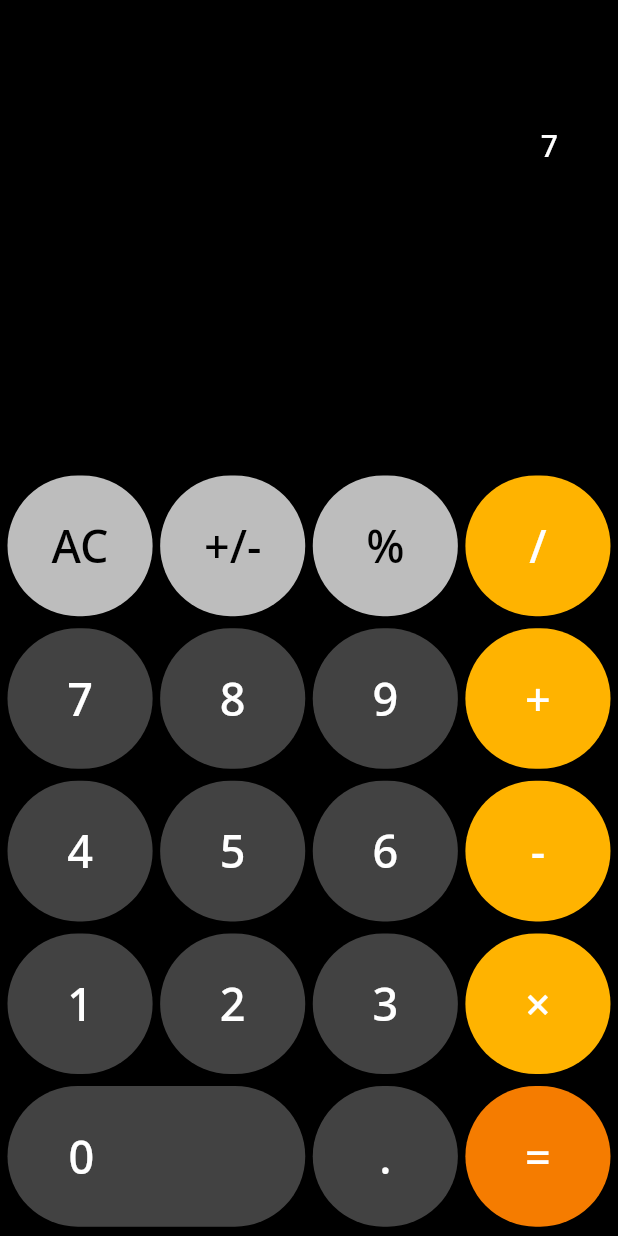
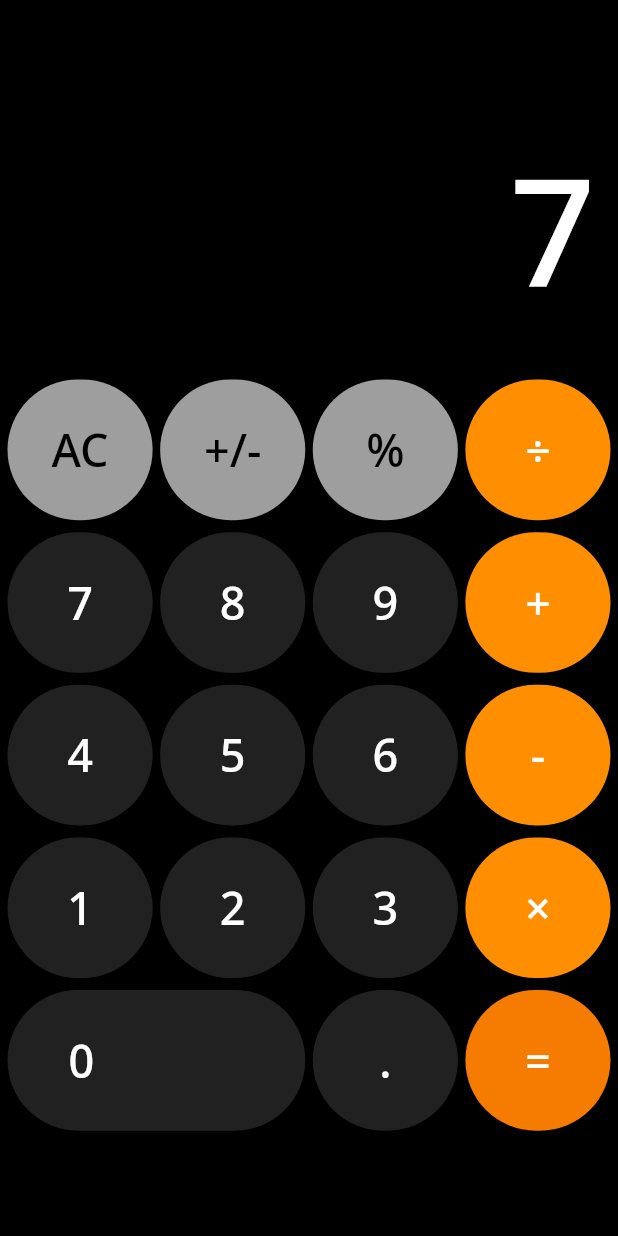
Before and after one commit to solankismit/Calculator-App, a Flutter app: the screen it shows after launch, after a tap on an icon or button, on a phone screen of 412 x 824 dp. Run offline on Flutter 3.47's test engine with Material 2 defaults, Android fonts, the phone set to English and light mode, and no system bars; our stand-ins replace math_expressions.

Commit message:
Fully Functional Calc Application

```diff
--- a/lib/main.dart
+++ b/lib/main.dart
@@ -24,12 +24,12 @@ class Calculator extends StatefulWidget {
 class _CalculatorState extends State<Calculator> {
   var userInput = '';
   var result = '';
-
+  var selectedOpr = '';
   final List<String> buttons = [
     'AC',
     '+/-',
     '%',
-    '/',
+    '÷',
     '7',
     '8',
     '9',
@@ -58,14 +58,17 @@ class _CalculatorState extends State<Calculator> {
 
   @override
   Widget build(BuildContext context) {
-
+    var size = MediaQuery.of(context).size;
+    var height = size.height;
+    var width = size.width;
     return Scaffold(
         appBar: AppBar(
           // title: Text('Calculator', style: TextStyle(fontSize: 50)),
           backgroundColor: Colors.black,
         ),
         backgroundColor: Colors.black,
-        body: Column(
+        body: SafeArea(
+          child: Column(
             children: [
               Expanded(
                 flex: 1,
@@ -85,59 +88,57 @@ class _CalculatorState extends State<Calculator> {
                   child: Column(
                     mainAxisAlignment: MainAxisAlignment.spaceEvenly,
                     children: [
+                      // GestureDetector(
+                      //   onHorizontalDragEnd: (DragEndDetails details) {
+                      //     print(
+                      //         "Drag End : ${details.velocity.pixelsPerSecond.dx}");
+                      //     setState(() {
+                      //       if (details.velocity.pixelsPerSecond.dx > 0 ||
+                      //           details.velocity.pixelsPerSecond.dx < 0) {
+                      //         userInput =
+                      //             userInput.substring(0, userInput.length - 1);
+                      //       }
+                      //     });
+                      //   },
+                      //   child: Container(
+                      //     padding: EdgeInsets.fromLTRB(20, 20, 40, 20),
+                      //     alignment: Alignment.centerRight,
+                      //     child: Text(userInput,
+                      //         style:
+                      //             TextStyle(fontSize: 20, color: Colors.white)),
+                      //   ),
+                      // ),
                       GestureDetector(
                         onHorizontalDragEnd: (DragEndDetails details) {
-                        print("Drag End : " +
-                            details.velocity.pixelsPerSecond.dx.toString());
+                          print(
+                              "Drag End : ${details.velocity.pixelsPerSecond.dx}");
                           setState(() {
                             if (details.velocity.pixelsPerSecond.dx > 0 ||
                                 details.velocity.pixelsPerSecond.dx < 0) {
-                            userInput =
-                                userInput.substring(0, userInput.length - 1);
+                              result =
+                                  result.substring(0, result.length - 1);
                             }
                           });
                         },
-                      onHorizontalDragDown: (DragDownDetails details) {
-                        print("Down : " +
-                            details.globalPosition.toString() +
-                            "  " +
-                            details.localPosition.toString());
-                      },
-                      onHorizontalDragStart: (DragStartDetails details) {
-                        print("Start : " +
-                            details.sourceTimeStamp.toString() +
-                            "  " +
-                            details.localPosition.toString());
-                      },
-                      onHorizontalDragCancel: () {
-                        print("Cancelled");
-                      },
                         child: Container(
-                        padding: EdgeInsets.fromLTRB(20, 20, 40, 20),
-                        alignment: Alignment.centerRight,
-                        child: Text(userInput,
-                            style:
-                                TextStyle(fontSize: 20, color: Colors.white)),
-                      ),
-                    ),
-                    Container(
-                        padding: EdgeInsets.all(15),
+                            padding: const EdgeInsets.all(15),
                             alignment: Alignment.centerRight,
                             child: Text(
                               result,
-                          style:  TextStyle(
-                            fontSize: result.length>6?50:100,
+                              style: TextStyle(
+                                fontSize: result.length > 6 ? 50 : 100,
                                 color: Colors.white,
                                 // fontWeight: FontWeight.bold
                               ),
-                        ))
+                            )),
+                      )
                     ],
                   ),
                 ),
               ),
               // ),
               Expanded(
-                flex: 2,
+                  flex: 3,
                   child: Container(
                     padding: EdgeInsets.all(0),
                     margin: EdgeInsets.all(5),
@@ -147,18 +148,18 @@ class _CalculatorState extends State<Calculator> {
                         mainAxisSpacing: 8,
                         crossAxisSpacing: 5,
                         crossAxisCount: 4,
-
                         itemBuilder: (BuildContext context, int index) {
                           //Clear Button
                           if (index == 0) {
                             return MyButton(
                               buttonText: buttons[index],
-                          color: Colors.grey.shade400,
+                              color: Colors.grey.shade500,
                               textColor: Colors.black,
                               buttonTapped: () {
                                 setState(() {
-                              userInput = '0';
-                              result = '0';
+                                  selectedOpr = '';
+                                  userInput = '';
+                                  result = '';
                                 });
                               },
                             );
@@ -168,12 +169,13 @@ class _CalculatorState extends State<Calculator> {
                           else if (index == 1) {
                             return MyButton(
                               buttonText: buttons[index],
-                          color: Colors.grey.shade400,
+                              color: Colors.grey.shade500,
                               textColor: Colors.black,
                               buttonTapped: () {
                                 setState(() {
                                   userInput = userInput.replaceRange(
                                       0, userInput.length, Negate(userInput));
+                                  result = result.replaceRange(0, result.length, Negate(result));
                                 });
                               },
                             );
@@ -186,19 +188,27 @@ class _CalculatorState extends State<Calculator> {
                               textColor: Colors.white,
                               buttonTapped: () {
                                 setState(() {
+                                  selectedOpr = '';
                                   equalPressed();
                                 });
                               },
                             );
-                      } else if (index == 2) {
+                          }
+                          //% Button
+                          else if (index == 2) {
                             return MyButton(
                               buttonText: buttons[index],
-                          color: Colors.grey[400],
+                              color: Colors.grey[500],
                               textColor: Colors.black,
                               buttonTapped: () {
                                 setState(() {
-                              userInput =
-                                  OperatorAdder(userInput, buttons[index]);
+                                  // userInput =
+                                  //     OperatorAdder(userInput, buttons[index]);
+                                  result = ((double.parse(result))*0.01).toString();
+                                  userInput += '-${double.parse(result)*100}';
+                                  userInput +='+ ${result}';
+                                  print(userInput);
+                                  print(result);
                                 });
                               },
                             );
@@ -208,35 +218,54 @@ class _CalculatorState extends State<Calculator> {
                                 setState(() {
                                   if (!isOperator(buttons[index])) {
                                     userInput += buttons[index];
+                                    if (result == '') {
+                                      result += buttons[index];
+                                    } else if (isOperator(
+                                            userInput[userInput.length-2]) &&
+                                        userInput != null) {
+                                      result = '';
+                                      result += buttons[index];
                                     } else {
+                                      result +=buttons[index];
+                                    }
+                                  } else {
+                                    selectedOpr = buttons[index];
                                     userInput =
                                         OperatorAdder(userInput, buttons[index]);
                                   }
                                 });
                               },
-                          textColor: Colors.white,
+                              textColor: isOperator(buttons[index])
+                                  ? selectedOpr == buttons[index]
+                                      ? Colors.black
+                                      : Colors.white
+                                  : Colors.white,
                               buttonText: buttons[index],
                               color: isOperator(buttons[index])
-                              ? Colors.amber.shade600
-                              : Colors.grey[800],
+                                  ? selectedOpr == buttons[index]
+                                      ? Colors.white
+                                      : Colors.amber.shade800
+                                  : Colors.grey[900],
                             );
                           }
-                    }, staggeredTileBuilder: (int index) => StaggeredTile.count(index==16?2:1, 1)
-                  ),
+                        },
+                        staggeredTileBuilder: (int index) =>
+                            StaggeredTile.count(index == 16 ? 2 : 1, 1)),
                   ))
             ],
+          ),
         ));
   }
 
   bool isOperator(String str) {
-    if (str == '%' || str == '/' || str == '+' || str == '-' || str == '×') {
+    if (str == '÷' || str == '+' || str == '-' || str == '×') {
       return true;
     }
     return false;
   }
 
   String OperatorAdder(String str, String btn) {
-    if (isOperator(str[str.length - 1])) {
+    if (isOperator(str[str.length - 1]) || (str[str.length-1] == '%' && btn == '%')) {
       return str.replaceRange(str.length - 1, str.length, btn);
     } else {
       return userInput + btn;
@@ -249,15 +278,21 @@ class _CalculatorState extends State<Calculator> {
     } else
       return '-' + userInput;
   }
-
-  void equalPressed() {
+  String equalPressed() {
+    if (isOperator(userInput[userInput.length - 1])) {
+      result = 'Error';
+      return result;
+    }
     String finaluserinput = userInput;
     finaluserinput = userInput.replaceAll('×', '*');
-
+    finaluserinput = finaluserinput.replaceAll('÷', '/');
+    print(finaluserinput);
     Parser p = Parser();
     Expression exp = p.parse(finaluserinput);
     ContextModel cm = ContextModel();
     double eval = exp.evaluate(EvaluationType.REAL, cm);
     result = eval.toString();
+
+    return result;
   }
 }
```
Lines whose indentation alone changed are shown as unchanged.
